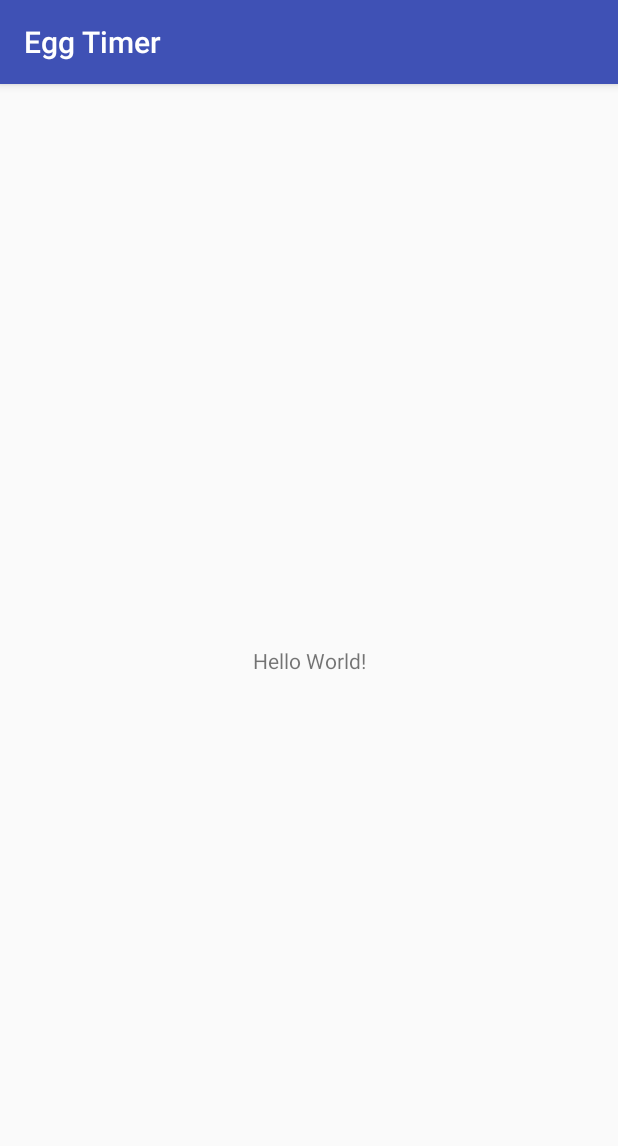
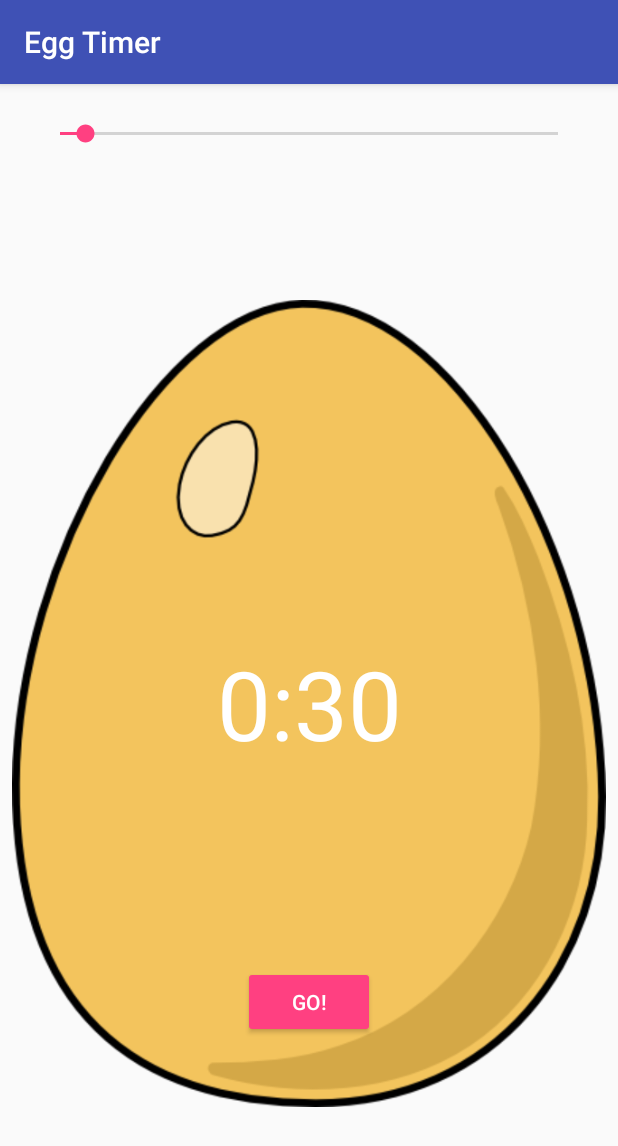
Before and after one commit to AmruthPillai/EggTimer, an Android app: the screen it shows after launch (MainActivity), on a phone screen of 412 x 824 dp. Shown: the top 1146 px of the screen. Run offline under Robolectric (Android 15) with nearby library versions, the phone set to English and light mode, and no system bars.

Commit message:
finished the egg timer project

```diff
--- a/app/src/main/java/com/amruthpillai/eggtimer/MainActivity.java
+++ b/app/src/main/java/com/amruthpillai/eggtimer/MainActivity.java
@@ -1,13 +1,97 @@
 package com.amruthpillai.eggtimer;
 
+import android.media.MediaPlayer;
+import android.os.CountDownTimer;
 import android.support.v7.app.AppCompatActivity;
 import android.os.Bundle;
+import android.view.View;
+import android.widget.Button;
+import android.widget.SeekBar;
+import android.widget.TextView;
 
 public class MainActivity extends AppCompatActivity {
+
+    SeekBar timerSeekBar;
+    TextView timerTextView;
+    Button controllerButton;
+
+    CountDownTimer countDownTimer;
+
+    Boolean counterIsActive = false;
 
     @Override
     protected void onCreate(Bundle savedInstanceState) {
         super.onCreate(savedInstanceState);
         setContentView(R.layout.activity_main);
+
+        timerSeekBar = (SeekBar) findViewById(R.id.timerSeekBar);
+        timerTextView = (TextView) findViewById(R.id.timerTextView);
+        controllerButton = (Button) findViewById(R.id.controllerButton);
+
+        timerSeekBar.setMax(600);
+        timerSeekBar.setProgress(30);
+
+        timerSeekBar.setOnSeekBarChangeListener(new SeekBar.OnSeekBarChangeListener() {
+            @Override
+            public void onProgressChanged(SeekBar seekBar, int i, boolean b) {
+                updateTimer(i);
+            }
+
+            @Override
+            public void onStartTrackingTouch(SeekBar seekBar) {
+
+            }
+
+            @Override
+            public void onStopTrackingTouch(SeekBar seekBar) {
+
+            }
+        });
+    }
+
+    public void updateTimer(int secondsLeft) {
+        int minutes = secondsLeft / 60;
+        int seconds = secondsLeft - minutes * 60;
+
+        String secondsString = Integer.toString(seconds);
+
+        if (seconds <= 9) {
+            secondsString = "0" + secondsString;
+        }
+
+        timerTextView.setText(Integer.toString(minutes) + ':' + secondsString);
+    }
+
+    public void controlTimer(View view) {
+
+        if (!counterIsActive) {
+            counterIsActive = true;
+            timerSeekBar.setEnabled(false);
+            controllerButton.setText(R.string.stop);
+
+            countDownTimer = new CountDownTimer(timerSeekBar.getProgress() * 1000, 1000) {
+
+                @Override
+                public void onTick(long l) {
+                    updateTimer((int) l / 1000);
+                }
+
+                @Override
+                public void onFinish() {
+                    timerTextView.setText(R.string.sec_00);
+                    MediaPlayer mediaPlayer = MediaPlayer.create(getApplicationContext(), R.raw.air_horn);
+                    mediaPlayer.start();
+                }
+            }.start();
+
+        } else {
+            timerTextView.setText(R.string.sec_30);
+            timerSeekBar.setProgress(30);
+            countDownTimer.cancel();
+
+            controllerButton.setText(R.string.go);
+            timerSeekBar.setEnabled(true);
+            counterIsActive = false;
+        }
     }
 }
--- a/app/src/main/res/layout/activity_main.xml
+++ b/app/src/main/res/layout/activity_main.xml
@@ -6,13 +6,65 @@
     android:layout_height="match_parent"
     tools:context="com.amruthpillai.eggtimer.MainActivity">
 
+    <SeekBar
+        android:id="@+id/timerSeekBar"
+        android:layout_width="0dp"
+        android:layout_height="wrap_content"
+        android:layout_marginLeft="24dp"
+        android:layout_marginRight="24dp"
+        android:layout_marginTop="24dp"
+        app:layout_constraintLeft_toLeftOf="parent"
+        app:layout_constraintRight_toRightOf="parent"
+        app:layout_constraintTop_toTopOf="parent"
+        android:layout_marginStart="24dp"
+        android:layout_marginEnd="24dp" />
+
+    <ImageView
+        android:layout_width="0dp"
+        android:layout_height="0dp"
+        android:id="@+id/imageView"
+        android:contentDescription="@string/app_name"
+        android:layout_marginBottom="8dp"
+        android:layout_marginEnd="8dp"
+        android:layout_marginStart="8dp"
+        android:layout_marginTop="24dp"
+        android:adjustViewBounds="false"
+        android:cropToPadding="false"
+        app:layout_constraintBottom_toBottomOf="parent"
+        app:layout_constraintTop_toBottomOf="@+id/timerSeekBar"
+        app:layout_constraintVertical_bias="0.0"
+        app:srcCompat="@drawable/egg"
+        android:layout_marginLeft="24dp"
+        app:layout_constraintLeft_toLeftOf="parent"
+        android:layout_marginRight="24dp"
+        app:layout_constraintRight_toRightOf="parent" />
+
     <TextView
+        android:id="@+id/timerTextView"
         android:layout_width="wrap_content"
         android:layout_height="wrap_content"
-        android:text="Hello World!"
+        android:layout_marginBottom="8dp"
+        android:layout_marginTop="8dp"
+        android:text="@string/sec_30"
+        android:textAppearance="@style/TextAppearance.AppCompat.Inverse"
+        android:textSize="64sp"
+        app:layout_constraintBottom_toBottomOf="@+id/imageView"
+        app:layout_constraintLeft_toLeftOf="parent"
+        app:layout_constraintRight_toRightOf="parent"
+        app:layout_constraintTop_toTopOf="@+id/imageView" />
+
+    <Button
+        android:id="@+id/controllerButton"
+        style="@style/Widget.AppCompat.Button.Colored"
+        android:layout_width="wrap_content"
+        android:layout_height="wrap_content"
+        android:layout_marginBottom="8dp"
+        android:layout_marginTop="8dp"
+        android:onClick="controlTimer"
+        android:text="@string/go"
         app:layout_constraintBottom_toBottomOf="parent"
         app:layout_constraintLeft_toLeftOf="parent"
         app:layout_constraintRight_toRightOf="parent"
-        app:layout_constraintTop_toTopOf="parent" />
+        app:layout_constraintTop_toBottomOf="@+id/timerTextView" />
 
 </android.support.constraint.ConstraintLayout>
--- a/app/src/main/res/values/strings.xml
+++ b/app/src/main/res/values/strings.xml
@@ -1,3 +1,7 @@
 <resources>
     <string name="app_name">Egg Timer</string>
+    <string name="sec_30">0:30</string>
+    <string name="go">Go!</string>
+    <string name="stop">Stop</string>
+    <string name="sec_00">0:00</string>
 </resources>
```
Also changed, not shown: app/src/main/res/drawable/egg.png (added), 1 other file.
